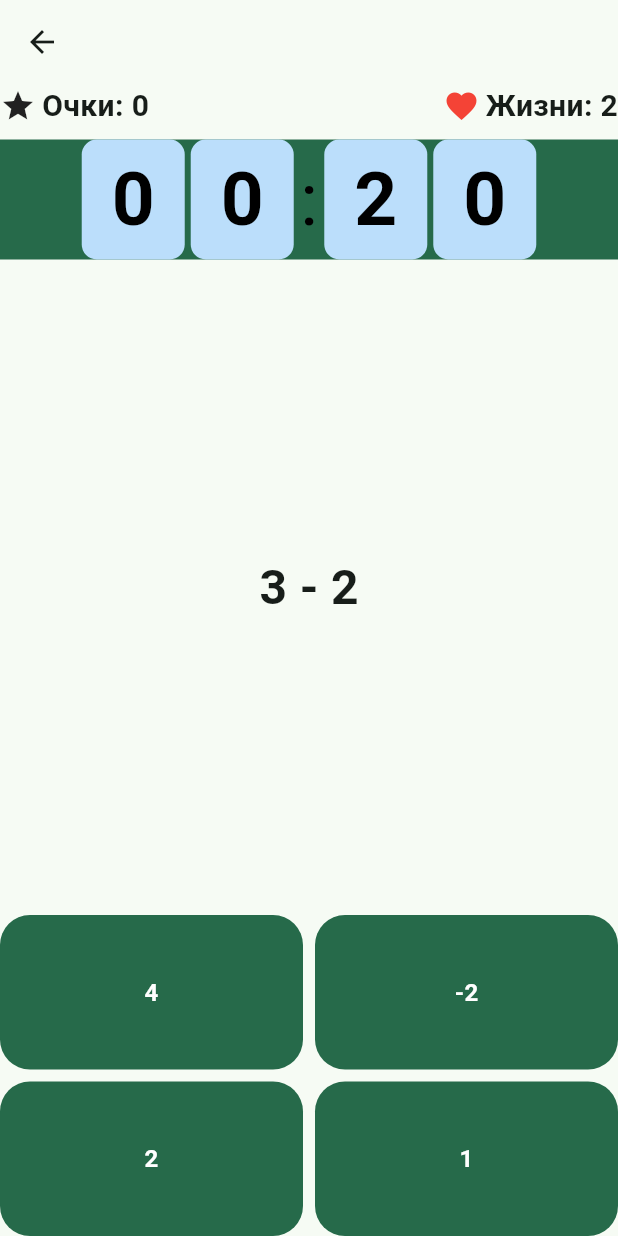
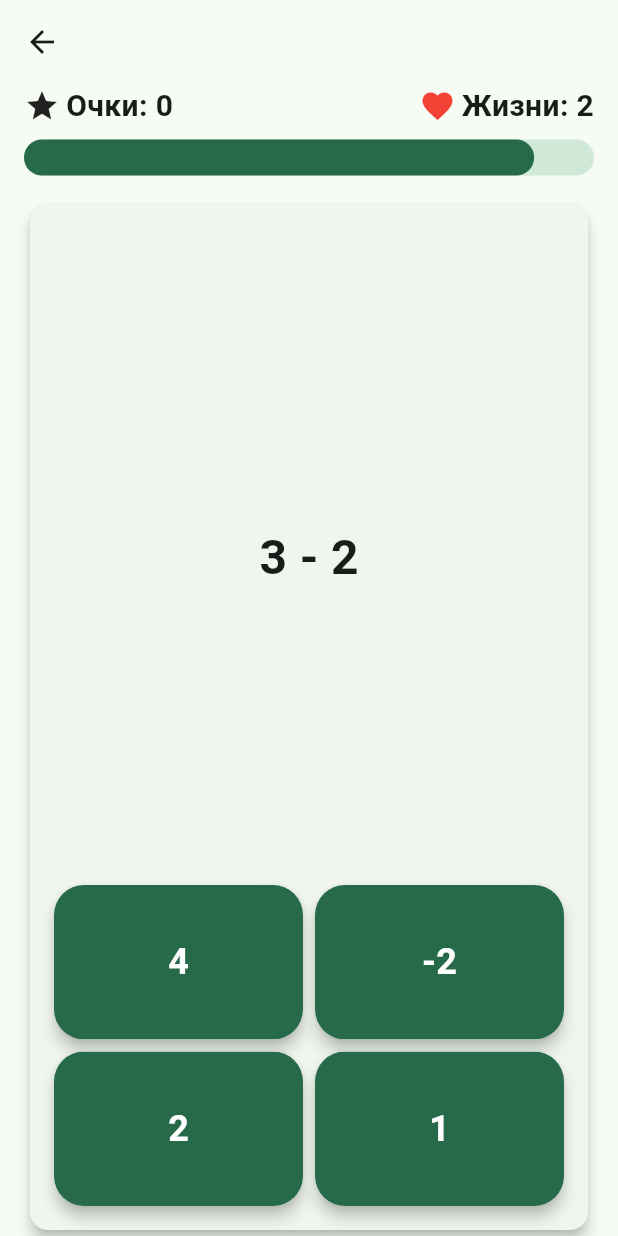
Before and after one commit to bulatBurganov/math_game, a Flutter app: the _MathGameScreenView screen opened directly, after a tap on an icon or button, on a phone screen of 412 x 824 dp. Run offline on Flutter 3.47's test engine with Material 3 defaults, Android fonts, the phone set to English and light mode, and no system bars; our stand-ins replace auto_route, flutter_bloc, freezed_annotation; missing offline and left inert: flame.

Commit message:
game screen reworked

```diff
--- a/lib/common/widgets/bounce_button.dart
+++ b/lib/common/widgets/bounce_button.dart
@@ -80,15 +80,22 @@ class _BounceButtonState extends State<BounceButton>
         builder: (context, child) {
           return Transform.scale(
             scale: _animation.value,
+            child: Material(
+              borderRadius: BorderRadius.circular(20),
+
+              elevation: 4,
+              clipBehavior: Clip.antiAlias,
               child: AnimatedContainer(
                 alignment: Alignment.center,
                 duration: widget.duration,
+
                 decoration: BoxDecoration(
                   color:
-                    widget.buttonColor ?? Theme.of(context).colorScheme.primary,
-                borderRadius: BorderRadius.circular(20),
+                      widget.buttonColor ??
+                      Theme.of(context).colorScheme.primary,
                 ),
                 child: child,
+              ),
             ),
           );
         },
--- a/lib/math_game/domain/bloc/math_game_cubit.dart
+++ b/lib/math_game/domain/bloc/math_game_cubit.dart
@@ -23,7 +23,6 @@ class MathGameCubit extends Cubit<MathGameState> {
   ExpressionGenerator? _generator;
   List<String> _operators = [];
   final _random = Random();
-  int _correctCount = 0;
   int _termLen = 0;
   bool _onlyPositiveAnswer = false;
 
@@ -85,7 +84,7 @@ class MathGameCubit extends Cubit<MathGameState> {
       ),
     );
 
-    // _startTimer();
+    _startTimer();
   }
 
   Future<List<ProblemModel>> _addProblems() async {
@@ -142,12 +141,13 @@ class MathGameCubit extends Cubit<MathGameState> {
         if (list.length < 5) {
           list = await _addProblems();
         }
-        _correctCount++;
         emit(
           state.copyWith(
             levelModel: list,
             scores: state.scores + defaultScoreIncrement,
             bonus: GameBonusModelExtraTime(count: 2),
+            timer: state.timer + const Duration(seconds: 2),
+            timeLeft: ((state.timer.inSeconds + 2) / _levelDuration.inSeconds),
           ),
         );
       } else {
@@ -175,12 +175,18 @@ class MathGameCubit extends Cubit<MathGameState> {
   }
 
   void _timerCallback(Timer? timer) {
-    final seconds = state.timer.inSeconds - 1 + (_correctCount * 2);
-    _correctCount = 0;
+    final seconds = state.timer.inSeconds - 1;
     if (seconds < 0) {
       _finishGame(null);
     } else {
-      emit(state.copyWith(timer: Duration(seconds: seconds), bonus: null));
+      final left = (seconds / _levelDuration.inSeconds);
+      emit(
+        state.copyWith(
+          timer: Duration(seconds: seconds),
+          bonus: null,
+          timeLeft: left,
+        ),
+      );
     }
   }
 
--- a/lib/math_game/domain/bloc/math_game_state.dart
+++ b/lib/math_game/domain/bloc/math_game_state.dart
@@ -12,6 +12,7 @@ class MathGameState with _$MathGameState {
     @Default(0) int scores,
     @Default(defaultLivesCount) int lives,
     @Default(Duration(seconds: 0)) Duration timer,
+    @Default(1.0) double timeLeft,
     GameBonusModel? bonus,
   }) = _MathGameState;
 }
--- a/lib/math_game/ui/math_game_screen.dart
+++ b/lib/math_game/ui/math_game_screen.dart
@@ -9,7 +9,6 @@ import 'package:math_game/math_game/domain/bloc/game_settings_bloc/game_settings
 import 'package:math_game/math_game/domain/bloc/math_game_cubit.dart';
 import 'package:math_game/math_game/domain/bloc/math_game_state.dart';
 import 'package:math_game/math_game/domain/model/bonus_model.dart';
-import 'package:math_game/math_game/ui/widget/timer_widget.dart';
 
 @RoutePage()
 class MathGameScreen extends StatelessWidget {
@@ -42,10 +41,13 @@ class _MathGameScreenView extends StatelessWidget {
           ),
           body: Builder(
             builder: (context) {
+              print(state.timeLeft);
               if (state.levelModel.isEmpty) return const Offstage();
               return Padding(
                 padding: EdgeInsets.only(
                   bottom: MediaQuery.of(context).padding.bottom,
+                  left: 16,
+                  right: 16,
                 ),
                 child: Column(
                   mainAxisSize: MainAxisSize.max,
@@ -60,15 +62,31 @@ class _MathGameScreenView extends StatelessWidget {
                         ),
                         _IconAndTextWidget(
                           text: 'Жизни: ${state.lives}',
-                          icon: Icon(Icons.favorite, color: Colors.red),
+                          icon: const Icon(Icons.favorite, color: Colors.red),
                         ),
                       ],
                     ),
                     const SizedBox(height: 8),
-                    Container(
-                      color: Theme.of(context).colorScheme.primary,
-                      child: TimerWidget(duration: state.timer),
+                    TweenAnimationBuilder<double>(
+                      duration: const Duration(seconds: 1),
+                      curve: Curves.linear,
+                      tween: Tween<double>(begin: 0, end: state.timeLeft),
+                      builder: (context, value, _) {
+                        return LinearProgressIndicator(
+                          value: value,
+                          minHeight: 24,
+                          borderRadius: BorderRadius.circular(25),
+                        );
+                      },
                     ),
+                    const SizedBox(height: 16),
+                    Expanded(
+                      child: Card(
+                        elevation: 4,
+                        child: Padding(
+                          padding: const EdgeInsets.all(16),
+                          child: Column(
+                            children: [
                               Expanded(
                                 child: Center(
                                   child: FlyoutWidget(
@@ -85,10 +103,12 @@ class _MathGameScreenView extends StatelessWidget {
                               ),
                               GridView.builder(
                                 physics: const NeverScrollableScrollPhysics(),
-                      itemCount: state.levelModel.first.answers.length,
+                                itemCount:
+                                    state.levelModel.first.answers.length,
                                 shrinkWrap: true,
                                 itemBuilder: (context, index) {
                                   return BounceButton(
+                                    textSize: 24,
                                     tapAfterAnimation: false,
                                     text: state.levelModel.first.answers[index]
                                         .toInt()
@@ -100,11 +120,19 @@ class _MathGameScreenView extends StatelessWidget {
                                     },
                                   );
                                 },
-                      gridDelegate: SliverGridDelegateWithFixedCrossAxisCount(
+                                gridDelegate:
+                                    SliverGridDelegateWithFixedCrossAxisCount(
                                       crossAxisCount: 2,
                                       mainAxisSpacing: 8,
                                       crossAxisSpacing: 8,
-                        mainAxisExtent: MediaQuery.of(context).size.height / 8,
+                                      mainAxisExtent:
+                                          MediaQuery.of(context).size.height /
+                                          8,
+                                    ),
+                              ),
+                            ],
+                          ),
+                        ),
                       ),
                     ),
                   ],
@@ -146,6 +174,5 @@ class _IconAndTextWidget extends StatelessWidget {
         ),
       ],
     );
-    ;
   }
 }
--- a/lib/math_game/ui/widget/difficulty_selector.dart
+++ b/lib/math_game/ui/widget/difficulty_selector.dart
@@ -51,13 +51,15 @@ class _DifficultySelectorState extends State<DifficultySelector> {
             widget.padding / 2;
         return Column(
           children: [
-            Container(
+            Material(
+              elevation: 4,
+              clipBehavior: Clip.antiAlias,
+              borderRadius: BorderRadius.circular(24),
+
+              child: Container(
                 height: widget.height,
                 padding: EdgeInsets.all(widget.padding),
-              decoration: BoxDecoration(
-                color: Colors.grey[200],
-                borderRadius: BorderRadius.circular(24),
-              ),
+                decoration: BoxDecoration(color: Colors.grey[200]),
                 child: Stack(
                   children: [
                     AnimatedPositioned(
@@ -118,6 +120,7 @@ class _DifficultySelectorState extends State<DifficultySelector> {
                       ),
                     ),
                   ],
+                ),
               ),
             ),
             const SizedBox(height: 8),
```
Also changed, not shown: lib/math_game/domain/bloc/math_game_state.freezed.dart. Lines whose indentation alone changed are shown as unchanged.
